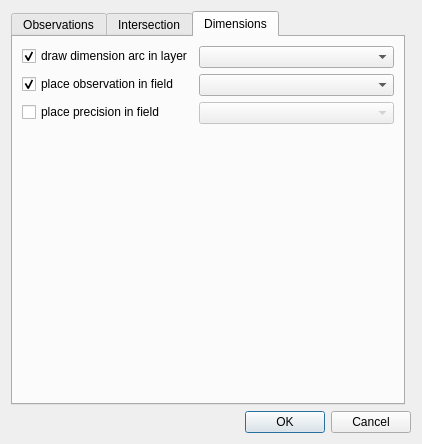
First picture: the form in ui/ui_settings.ui, repository 3nids/intersectit, before the edit.
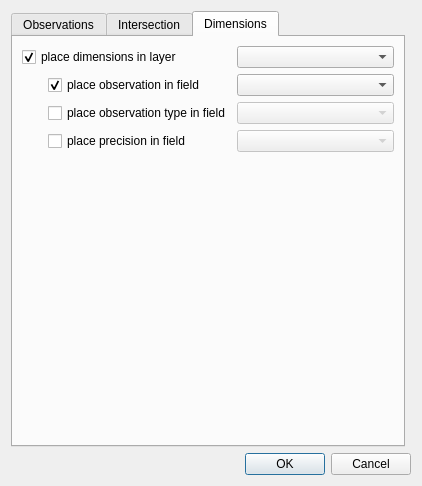
Second picture: the form after the edit. The open tabs and pages were chosen to show the change.

```diff
--- a/ui/ui_settings.ui
+++ b/ui/ui_settings.ui
@@ -7,7 +7,7 @@
     <x>0</x>
     <y>0</y>
     <width>422</width>
-    <height>444</height>
+    <height>486</height>
    </rect>
   </property>
   <property name="windowTitle">
@@ -360,47 +360,90 @@
       <attribute name="title">
        <string>Dimensions</string>
       </attribute>
-      <layout class="QFormLayout" name="formLayout">
-       <item row="0" column="0">
-        <widget class="QCheckBox" name="dimenPlaceDimension">
-         <property name="text">
-          <string>draw dimension arc in layer</string>
-         </property>
-         <property name="checked">
-          <bool>true</bool>
-         </property>
-        </widget>
-       </item>
-       <item row="0" column="1">
+      <layout class="QGridLayout" name="gridLayout_9">
+       <item row="0" column="2">
         <widget class="QComboBox" name="dimensionLayer"/>
        </item>
-       <item row="1" column="0">
-        <widget class="QCheckBox" name="dimenPlaceMeasure">
-         <property name="text">
-          <string>place observation in field</string>
-         </property>
-         <property name="checked">
-          <bool>true</bool>
-         </property>
-        </widget>
-       </item>
-       <item row="1" column="1">
+       <item row="1" column="2">
         <widget class="QComboBox" name="observationField"/>
        </item>
-       <item row="2" column="0">
+       <item row="3" column="1">
         <widget class="QCheckBox" name="dimenPlacePrecision">
          <property name="text">
           <string>place precision in field</string>
          </property>
         </widget>
        </item>
-       <item row="2" column="1">
+       <item row="3" column="2">
         <widget class="QComboBox" name="precisionField">
          <property name="enabled">
           <bool>false</bool>
          </property>
         </widget>
        </item>
+       <item row="1" column="1">
+        <widget class="QCheckBox" name="dimenPlaceMeasure">
+         <property name="text">
+          <string>place observation in field</string>
+         </property>
+         <property name="checked">
+          <bool>true</bool>
+         </property>
+        </widget>
+       </item>
+       <item row="1" column="0">
+        <spacer name="horizontalSpacer">
+         <property name="orientation">
+          <enum>Qt::Horizontal</enum>
+         </property>
+         <property name="sizeType">
+          <enum>QSizePolicy::Fixed</enum>
+         </property>
+         <property name="sizeHint" stdset="0">
+          <size>
+           <width>20</width>
+           <height>20</height>
+          </size>
+         </property>
+        </spacer>
+       </item>
+       <item row="0" column="0" colspan="2">
+        <widget class="QCheckBox" name="dimenPlaceDimension">
+         <property name="text">
+          <string>place dimensions in layer</string>
+         </property>
+         <property name="checked">
+          <bool>true</bool>
+         </property>
+        </widget>
+       </item>
+       <item row="5" column="1">
+        <spacer name="verticalSpacer">
+         <property name="orientation">
+          <enum>Qt::Vertical</enum>
+         </property>
+         <property name="sizeHint" stdset="0">
+          <size>
+           <width>20</width>
+           <height>40</height>
+          </size>
+         </property>
+        </spacer>
+       </item>
+       <item row="2" column="1">
+        <widget class="QCheckBox" name="dimenPlaceType">
+         <property name="text">
+          <string>place observation type in field</string>
+         </property>
+        </widget>
+       </item>
+       <item row="2" column="2">
+        <widget class="QComboBox" name="typeField">
+         <property name="enabled">
+          <bool>false</bool>
+         </property>
+        </widget>
+       </item>
       </layout>
      </widget>
     </widget>
```
Left out of the diff: 36 changed lines with no effect on the pictures.
